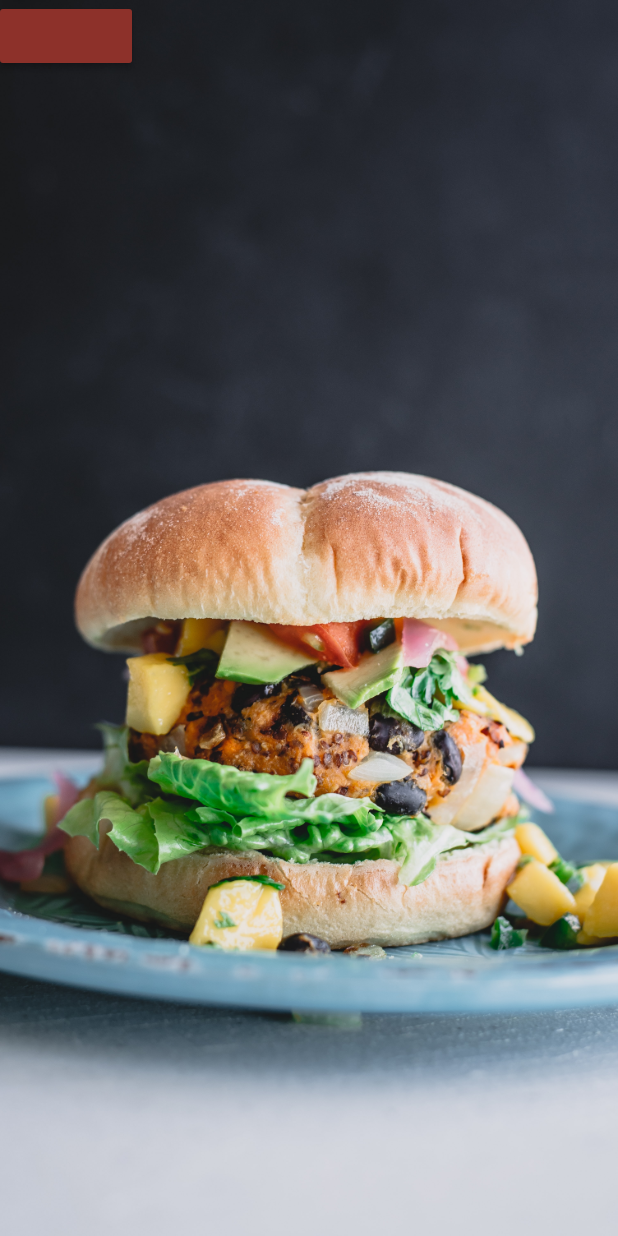
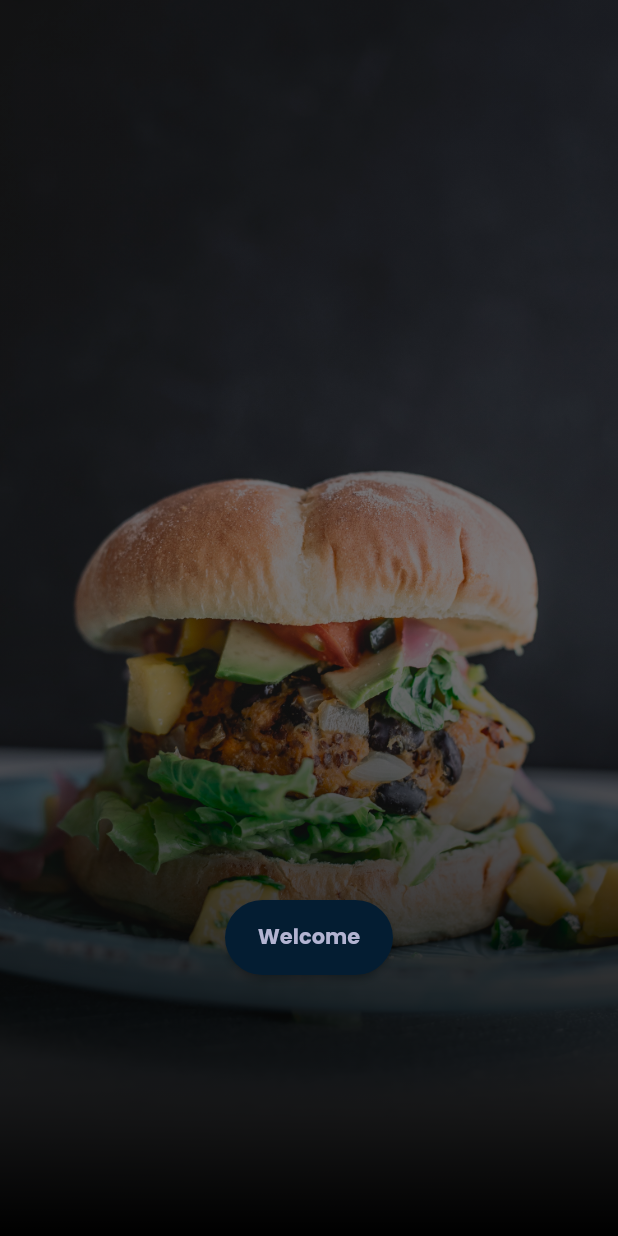
Before and after one commit to kevin2-cyber/Baabu-Dishes, a Flutter app: the screen it shows after launch, on a phone screen of 412 x 824 dp. Run offline on Flutter 3.47's test engine with Material 2 defaults, Android fonts, the phone set to English and light mode, and no system bars; our stand-ins replace flutter_svg, google_fonts.

Commit message:
minor change

```diff
--- a/lib/app/screens/welcome_screen.dart
+++ b/lib/app/screens/welcome_screen.dart
@@ -1,4 +1,7 @@
 import 'package:flutter/material.dart';
+import 'package:modern_recipe_app/app/screens/home_screen.dart';
+import 'package:modern_recipe_app/app/widgets/background_image.dart';
+import 'package:modern_recipe_app/core/theme/theme.dart';
 
 class WelcomeScreen extends StatefulWidget {
   const WelcomeScreen({Key? key}) : super(key: key);
@@ -11,43 +14,33 @@ class _WelcomeScreenState extends State<WelcomeScreen> {
   @override
   Widget build(BuildContext context) {
     return Scaffold(
-      body: Container(
-        height: MediaQuery.of(context).size.height,
-        width: MediaQuery.of(context).size.width,
-        decoration: const BoxDecoration(
-          image: DecorationImage(
-            image: AssetImage('assets/images/sandwich.jpg'),
-            fit: BoxFit.cover,
+      body: Stack(
+        children: [
+          const BackgroundImage(),
+          Positioned(
+            top: 600,
+            left: 150,
+            right: 150,
+            child: MaterialButton(
+              height: 50,
+              minWidth: 200,
+              shape: const StadiumBorder(),
+              color: const Color.fromARGB(255, 4, 29, 50),
+              onPressed: () {
+                Navigator.push(
+                  context,
+                  MaterialPageRoute(
+                    builder: (context) => const HomeScreen(),
+                  ),
+                );
+              },
+              child: Text(
+                'Welcome',
+                style: AppTheme.darkTextTheme.bodyText1,
+              ),
+            ),
           ),
-        ),
-        child: Stack(
-          children: [
-            MaterialButton(
-              onPressed: () {},
-              color: const Color.fromARGB(255, 141, 49, 42),
-            ),
-          ],
-        ),
-      ),
-    );
-  }
-
-  Widget backgroundImage() {
-    return ShaderMask(
-      shaderCallback: (bounds) => const LinearGradient(
-        colors: [Colors.black, Colors.black12],
-        begin: Alignment.bottomCenter,
-        end: Alignment.center,
-      ).createShader(bounds),
-      blendMode: BlendMode.darken,
-      child: Container(
-        decoration: const BoxDecoration(
-          image: DecorationImage(
-            image: AssetImage('assets/images/sandwich.jpg'),
-            fit: BoxFit.cover,
-            colorFilter: ColorFilter.mode(Colors.black45, BlendMode.darken),
-          ),
-        ),
+        ],
       ),
     );
   }
--- /dev/null
+++ b/lib/app/widgets/background_image.dart
@@ -0,0 +1,29 @@
+import 'package:flutter/material.dart';
+
+class BackgroundImage extends StatelessWidget {
+  const BackgroundImage({
+    Key? key,
+  }) : super(key: key);
+
+  @override
+  Widget build(BuildContext context) {
+    return ShaderMask(
+      shaderCallback: (bounds) => const LinearGradient(
+        colors: [Colors.black, Colors.black12],
+        begin: Alignment.bottomCenter,
+        end: Alignment.center,
+      ).createShader(bounds),
+      blendMode: BlendMode.darken,
+      child: Container(
+        decoration: const BoxDecoration(
+          image: DecorationImage(
+            image: AssetImage('assets/images/sandwich.jpg'),
+            fit: BoxFit.cover,
+            colorFilter: ColorFilter.mode(
+                Color.fromARGB(115, 15, 15, 15), BlendMode.darken),
+          ),
+        ),
+      ),
+    );
+  }
+}
--- a/lib/main.dart
+++ b/lib/main.dart
@@ -9,10 +9,11 @@ class RecipeApp extends StatelessWidget {
 
   @override
   Widget build(BuildContext context) {
-    return const MaterialApp(
+    return MaterialApp(
       debugShowCheckedModeBanner: false,
+      theme: ThemeData.dark(),
       title: AppTheme.ktitle,
-      home: WelcomeScreen(),
+      home: const WelcomeScreen(),
     );
   }
 }
```
Also changed, not shown: lib/app/screens/home_screen.dart (+27 -4 lines).
